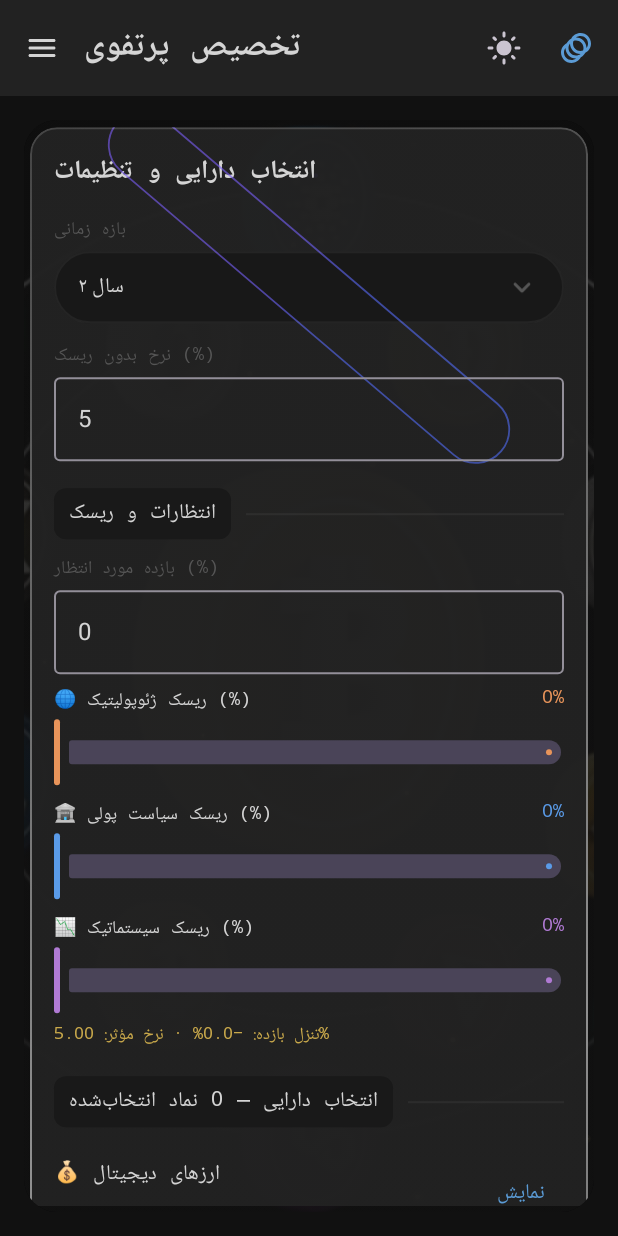
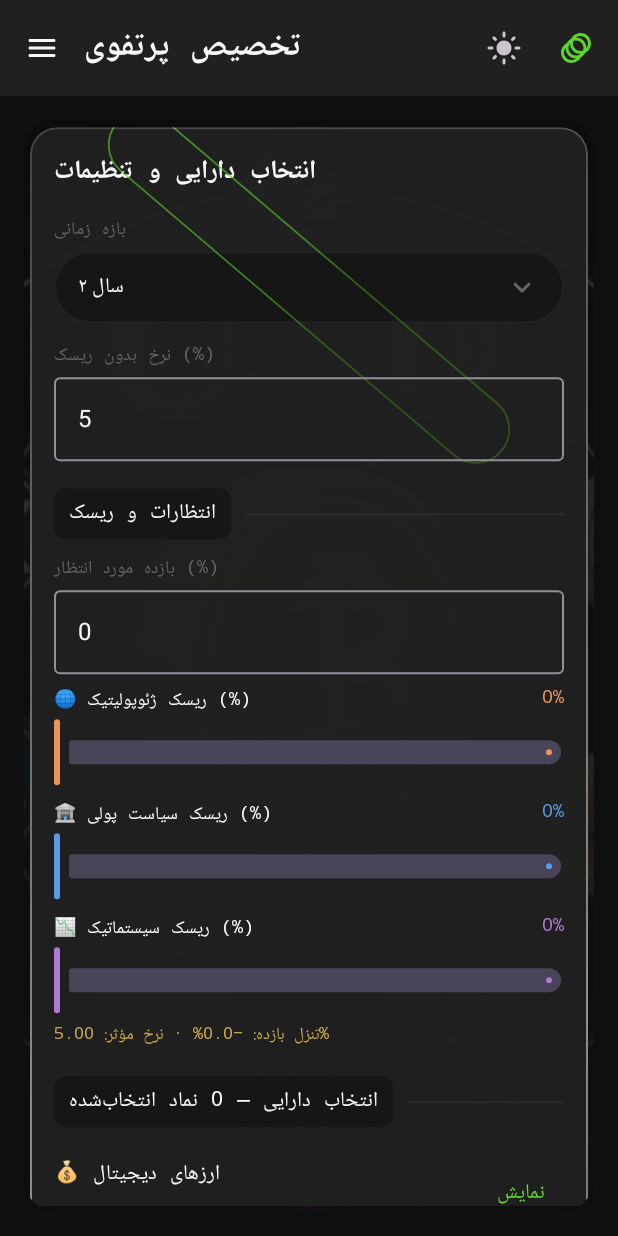
Before and after one commit to mohammadmarghzari/azmayeshi, an Android app built with Jetpack Compose: the screen it shows after launch (MainActivity), on a phone screen of 412 x 824 dp. Run offline under Robolectric (Android 15) with nearby library versions, the phone set to English and light mode, and no system bars; our stand-ins replace Compose Multiplatform resources.

Commit message:
Recolor the app to the near-black + neon-green brand palette
Replaced the purple/blue (#7C5CF6/#4E6BF2) + dark-navy (#20244A) palette with
the exact 5-color reference the user provided (a black/lime brand card):
#0F0F0F, #202020, #5DD62C, #337418, #F8F8F8.

- Theme.kt: blueAccent (the app's primary interactive color, used almost
  everywhere) and green (the profit indicator) both become the neon green;
  bg/bg2/card/sidebarBg become near-black in dark mode, off-white in light
  mode. Red/gold/risk-radar colors kept as-is - those are functional
  data-viz distinctions the reference images don't address.
- The motion system's default glow (Card/MetricTile orbit particles + energy
  rings, the nav-icon glow, the animated splash icon) and the launcher icon's
  gradients all follow the same green palette instead of purple/blue.
- Renamed the now-inaccurate ORBIT_PURPLE/PORTFOLIO_PURPLE-style constants to
  reflect what they actually hold now.

Kept the existing 16-tab NavigationRail/Drawer layout as-is rather than
rebuilding it as a bottom nav bar like the reference screens - this is a
palette change, not a navigation-architecture change.

```diff
--- a/composeApp/src/androidMain/res/values/colors.xml
+++ b/composeApp/src/androidMain/res/values/colors.xml
@@ -1,3 +1,3 @@
 <resources>
-    <color name="ic_launcher_background">#20244A</color>
+    <color name="ic_launcher_background">#0F0F0F</color>
 </resources>
--- a/composeApp/src/commonMain/kotlin/ir/marghzari/portfolio360/theme/Theme.kt
+++ b/composeApp/src/commonMain/kotlin/ir/marghzari/portfolio360/theme/Theme.kt
@@ -26,27 +26,34 @@ data class BlueprintColors(
     val isDark: Boolean,
 )
 
+/** Brand palette: near-black + neon green, per the user's reference (Oscillate Marketing card). */
+private val NEON_GREEN = Color(0xFF5DD62C)
+private val DEEP_GREEN = Color(0xFF337418)
+private val NEAR_BLACK = Color(0xFF0F0F0F)
+private val CARD_DARK = Color(0xFF202020)
+private val OFF_WHITE = Color(0xFFF8F8F8)
+
 val LightBlueprint = BlueprintColors(
-    bg = Color(0xFFF0F0ED), bg2 = Color(0xFFE8E8E4), panel = Color(0xFFDDDDD8), card = Color(0xFFE4E4E0),
+    bg = OFF_WHITE, bg2 = Color(0xFFECECEC), panel = Color(0xFFE0E0E0), card = Color(0xFFEFEFEF),
     accent = Color(0xFF1A1A18), accent2 = Color(0xFF555550), gold = Color(0xFF8A6A1A),
-    green = Color(0xFF1A6640), red = Color(0xFF8A2020),
+    green = DEEP_GREEN, red = Color(0xFF8A2020),
     textPrimary = Color(0xFF111110), silver = Color(0xFF444440), muted = Color(0xFF888882),
-    sidebarBg = Color(0xFFE0E0DB),
-    plotBg = Color(0xFFE8E8E4), plotGrid = Color(0x1A3C3C37), plotTick = Color(0xFF444440), plotText = Color(0xFF222220),
+    sidebarBg = Color(0xFFE6E6E6),
+    plotBg = Color(0xFFECECEC), plotGrid = Color(0x1A3C3C37), plotTick = Color(0xFF444440), plotText = Color(0xFF222220),
     riskGeo = Color(0xFF7A3A00), riskMon = Color(0xFF1A4A7A), riskSys = Color(0xFF4A1A6A),
-    blueAccent = Color(0xFF5B9BD5),
+    blueAccent = NEON_GREEN,
     isDark = false,
 )
 
 val DarkBlueprint = BlueprintColors(
-    bg = Color(0xFF111111), bg2 = Color(0xFF181818), panel = Color(0xFF1E1E1E), card = Color(0xFF222222),
+    bg = NEAR_BLACK, bg2 = Color(0xFF161616), panel = Color(0xFF1A1A1A), card = CARD_DARK,
     accent = Color(0xFFB0B0B0), accent2 = Color(0xFF888888), gold = Color(0xFFC8A84B),
-    green = Color(0xFF5AAA78), red = Color(0xFFCC5555),
-    textPrimary = Color(0xFFD4D4D4), silver = Color(0xFF909090), muted = Color(0xFF555555),
-    sidebarBg = Color(0xFF0E0E0E),
+    green = NEON_GREEN, red = Color(0xFFCC5555),
+    textPrimary = OFF_WHITE, silver = Color(0xFF909090), muted = Color(0xFF666666),
+    sidebarBg = NEAR_BLACK,
     plotBg = Color(0xFF161616), plotGrid = Color(0x0DFFFFFF), plotTick = Color(0xFF888888), plotText = Color(0xFFC0C0C0),
     riskGeo = Color(0xFFE8945A), riskMon = Color(0xFF5A9BE8), riskSys = Color(0xFFB07AD4),
-    blueAccent = Color(0xFF5B9BD5),
+    blueAccent = NEON_GREEN,
     isDark = true,
 )
 
--- a/composeApp/src/commonMain/kotlin/ir/marghzari/portfolio360/ui/branding/AnimatedAppIcon.kt
+++ b/composeApp/src/commonMain/kotlin/ir/marghzari/portfolio360/ui/branding/AnimatedAppIcon.kt
@@ -20,9 +20,9 @@ import androidx.compose.ui.graphics.drawscope.Stroke
 import androidx.compose.ui.graphics.drawscope.rotate
 import androidx.compose.ui.unit.dp
 
-private val PORTFOLIO_PURPLE = Color(0xFF7C5CF6)
-private val PORTFOLIO_BLUE = Color(0xFF4E6BF2)
-private val PORTFOLIO_DARK = Color(0xFF20244A)
+private val PORTFOLIO_GREEN_BRIGHT = Color(0xFF5DD62C)
+private val PORTFOLIO_GREEN_DARK = Color(0xFF337418)
+private val PORTFOLIO_DARK = Color(0xFF0F0F0F)
 
 /**
  * A Compose-native (lightweight, GPU-composited) animated take on the launcher glyph — a slowly
@@ -58,7 +58,7 @@ fun AnimatedAppIcon(modifier: Modifier = Modifier, size: androidx.compose.ui.uni
         // Background glow.
         drawCircle(
             brush = Brush.radialGradient(
-                listOf(PORTFOLIO_PURPLE.copy(alpha = 0.35f * glow), Color.Transparent),
+                listOf(PORTFOLIO_GREEN_BRIGHT.copy(alpha = 0.35f * glow), Color.Transparent),
                 center = Offset(cx, cy * 0.9f),
                 radius = ringRadius * 1.8f,
             ),
@@ -69,7 +69,7 @@ fun AnimatedAppIcon(modifier: Modifier = Modifier, size: androidx.compose.ui.uni
         rotate(degrees = rotation, pivot = Offset(cx, cy)) {
             drawCircle(
                 brush = Brush.sweepGradient(
-                    listOf(PORTFOLIO_PURPLE, PORTFOLIO_BLUE, PORTFOLIO_PURPLE),
+                    listOf(PORTFOLIO_GREEN_BRIGHT, PORTFOLIO_GREEN_DARK, PORTFOLIO_GREEN_BRIGHT),
                     center = Offset(cx, cy),
                 ),
                 radius = ringRadius,
@@ -95,7 +95,7 @@ fun AnimatedAppIcon(modifier: Modifier = Modifier, size: androidx.compose.ui.uni
             val left = startX + i * (barWidth + gap)
             drawRect(
                 brush = Brush.verticalGradient(
-                    listOf(PORTFOLIO_PURPLE.copy(alpha = 0.95f), PORTFOLIO_BLUE),
+                    listOf(PORTFOLIO_GREEN_BRIGHT.copy(alpha = 0.95f), PORTFOLIO_GREEN_DARK),
                     startY = baseline - animatedH, endY = baseline,
                 ),
                 topLeft = Offset(left, baseline - animatedH),
--- a/composeApp/src/commonMain/kotlin/ir/marghzari/portfolio360/ui/branding/PremiumIconMotion.kt
+++ b/composeApp/src/commonMain/kotlin/ir/marghzari/portfolio360/ui/branding/PremiumIconMotion.kt
@@ -34,8 +34,8 @@ import kotlin.math.cos
 import kotlin.math.sin
 import kotlin.random.Random
 
-private val ORBIT_PURPLE = Color(0xFF7C5CF6)
-private val ORBIT_BLUE = Color(0xFF4E6BF2)
+private val ORBIT_GREEN_BRIGHT = Color(0xFF5DD62C)
+private val ORBIT_GREEN_DARK = Color(0xFF337418)
 
 private class OrbitParticle(val radiusFactor: Float, val speed: Float, val phase: Float, val color: Color)
 
@@ -44,7 +44,7 @@ private val orbitParticles = List(4) { i ->
         radiusFactor = 0.78f + Random.nextFloat() * 0.22f,
         speed = 0.55f + Random.nextFloat() * 0.5f,
         phase = Random.nextFloat() * 6.28f,
-        color = if (i % 2 == 0) ORBIT_PURPLE else ORBIT_BLUE,
+        color = if (i % 2 == 0) ORBIT_GREEN_BRIGHT else ORBIT_GREEN_DARK,
     )
 }
 
@@ -117,7 +117,7 @@ fun PremiumIconMotion(
             Canvas(modifier = Modifier.size(boxSize)) {
                 rotate(degrees = ringRotation) {
                     drawCircle(
-                        brush = Brush.sweepGradient(listOf(ORBIT_PURPLE, ORBIT_BLUE, ORBIT_PURPLE)),
+                        brush = Brush.sweepGradient(listOf(ORBIT_GREEN_BRIGHT, ORBIT_GREEN_DARK, ORBIT_GREEN_BRIGHT)),
                         radius = size.minDimension / 2f * 0.94f,
                         style = Stroke(width = 1.4.dp.toPx(), cap = StrokeCap.Round),
                         alpha = ringPulse,
--- a/composeApp/src/commonMain/kotlin/ir/marghzari/portfolio360/ui/components/Components.kt
+++ b/composeApp/src/commonMain/kotlin/ir/marghzari/portfolio360/ui/components/Components.kt
@@ -74,7 +74,7 @@ fun SectionHeader(title: String, modifier: Modifier = Modifier) {
     }
 }
 
-private val DEFAULT_MOTION_COLORS = listOf(Color(0xFF7C5CF6), Color(0xFF4E6BF2))
+private val DEFAULT_MOTION_COLORS = listOf(Color(0xFF5DD62C), Color(0xFF337418))
 
 /**
  * Glassmorphism card container: translucent gradient fill, soft shadow, gradient edge highlight,
@@ -83,7 +83,7 @@ private val DEFAULT_MOTION_COLORS = listOf(Color(0xFF7C5CF6), Color(0xFF4E6BF2))
  * Set [highlighted] on the one "hero" card per screen (a selected asset, a focused summary) to add
  * the rotating energy ring; leave it off elsewhere so the ring stays a meaningful signal.
  * [motionColors] lets a caller theme the particles/ring (e.g. gold/silver/copper for a commodity
- * card via `motionColorsFor`); defaults to the app's purple/blue crypto glow.
+ * card via `motionColorsFor`); defaults to the app's neon-green brand glow.
  */
 @Composable
 fun Card(
--- a/composeApp/src/commonMain/kotlin/ir/marghzari/portfolio360/ui/motion/EnergyRing.kt
+++ b/composeApp/src/commonMain/kotlin/ir/marghzari/portfolio360/ui/motion/EnergyRing.kt
@@ -23,7 +23,7 @@ import kotlin.math.sin
 @Composable
 fun Modifier.energyRing(
     active: Boolean = true,
-    colors: List<Color> = listOf(Color(0xFF7C5CF6), Color(0xFF4E6BF2)),
+    colors: List<Color> = listOf(Color(0xFF5DD62C), Color(0xFF337418)),
     strokeWidth: Dp = 1.6.dp,
     cornerRadius: Dp = 16.dp,
 ): Modifier {
--- a/composeApp/src/commonMain/kotlin/ir/marghzari/portfolio360/ui/motion/OrbitParticles.kt
+++ b/composeApp/src/commonMain/kotlin/ir/marghzari/portfolio360/ui/motion/OrbitParticles.kt
@@ -17,7 +17,7 @@ import kotlin.math.sin
  */
 @Composable
 fun Modifier.orbitParticles(
-    colors: List<Color> = listOf(Color(0xFF7C5CF6), Color(0xFF4E6BF2)),
+    colors: List<Color> = listOf(Color(0xFF5DD62C), Color(0xFF337418)),
     count: Int = 4,
     seed: Any? = null,
 ): Modifier {
--- a/composeApp/src/commonMain/kotlin/ir/marghzari/portfolio360/ui/motion/ThemeAwareColors.kt
+++ b/composeApp/src/commonMain/kotlin/ir/marghzari/portfolio360/ui/motion/ThemeAwareColors.kt
@@ -3,14 +3,14 @@ package ir.marghzari.portfolio360.ui.motion
 import androidx.compose.ui.graphics.Color
 import ir.marghzari.portfolio360.core.math.IranTools
 
-private val CRYPTO_GLOW = listOf(Color(0xFF7C5CF6), Color(0xFF4E6BF2))
+private val CRYPTO_GLOW = listOf(Color(0xFF5DD62C), Color(0xFF337418))
 private val GOLD_GLOW = listOf(Color(0xFFE8C87A), Color(0xFFC9A227))
 private val SILVER_GLOW = listOf(Color(0xFFD8DCE6), Color(0xFFA9B0BD))
 private val BRONZE_GLOW = listOf(Color(0xFFD98A4A), Color(0xFF8A5A2A))
 
 /**
  * Maps a commodity to the particle/glow palette it should use — warm gold, cool silver, bronze
- * copper, or the default blue-purple crypto glow for anything else (stocks, crypto tickers,
+ * copper, or the default green crypto/brand glow for anything else (stocks, crypto tickers,
  * industrial metals with no precious-metal analog).
  */
 fun motionColorsFor(key: IranTools.CommodityKey): List<Color> = when (key) {
--- a/composeApp/src/commonMain/kotlin/ir/marghzari/portfolio360/ui/screens/SplashScreen.kt
+++ b/composeApp/src/commonMain/kotlin/ir/marghzari/portfolio360/ui/screens/SplashScreen.kt
@@ -59,7 +59,7 @@ fun SplashScreen(progress: Float) {
                 fontSize = 30.sp,
                 fontWeight = FontWeight.Bold,
                 letterSpacing = 4.sp,
-                color = Color(0xFFF4E4B0).copy(alpha = glow),
+                color = Color(0xFF5DD62C).copy(alpha = glow),
                 modifier = Modifier.scale(0.92f + entrance * 0.08f),
             )
             androidx.compose.foundation.layout.Spacer(Modifier.height(12.dp))
@@ -73,7 +73,7 @@ fun SplashScreen(progress: Float) {
             LinearProgressIndicator(
                 progress = progress,
                 modifier = Modifier.fillMaxWidth(0.55f).height(3.dp),
-                color = Color(0xFFE8C87A),
+                color = Color(0xFF5DD62C),
                 trackColor = Color.White.copy(alpha = 0.12f),
             )
         }
```
Also changed, not shown: composeApp/src/androidMain/res/drawable/ic_launcher_background.xml (+4 -4 lines), composeApp/src/androidMain/res/drawable/ic_launcher_foreground.xml (+10 -10 lines).
